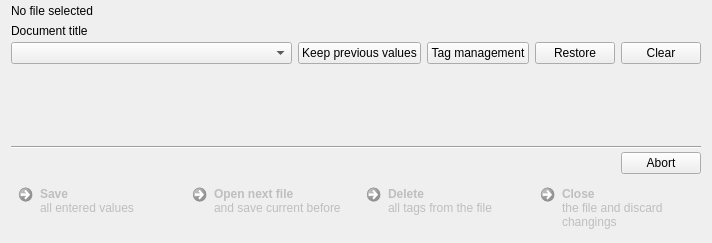
Before: the Qt Designer form gui/tageditorwidget.ui in Martchus/tageditor, drawn with Qt 5.
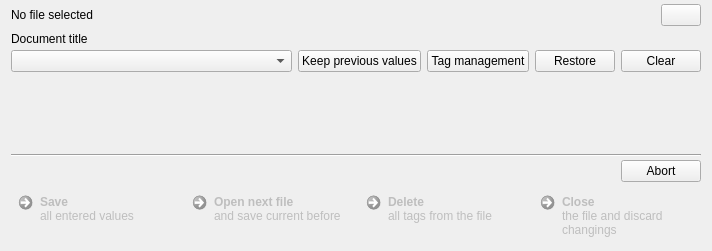
After: the same form once the commit is applied. Icons and pictures are not drawn. Custom widgets are drawn as their Qt base class.

Commit message: Allow renaming currently opened file in GUI

What changed in the file:
```diff
--- a/gui/tageditorwidget.ui
+++ b/gui/tageditorwidget.ui
@@ -16,6 +16,8 @@
     <number>4</number>
    </property>
    <item>
+    <layout class="QHBoxLayout" name="fileNameHorizontalLayout">
+     <item>
     <widget class="QLabel" name="fileNameLabel">
      <property name="acceptDrops">
       <bool>true</bool>
@@ -24,6 +26,32 @@
       <string>No file selected</string>
      </property>
     </widget>
+     </item>
+     <item>
+      <spacer name="horizontalSpacer">
+       <property name="orientation">
+        <enum>Qt::Horizontal</enum>
+       </property>
+       <property name="sizeHint" stdset="0">
+        <size>
+         <width>40</width>
+         <height>20</height>
+        </size>
+       </property>
+      </spacer>
+     </item>
+     <item>
+      <widget class="QPushButton" name="renamePushButton">
+       <property name="toolTip">
+        <string>Rename file</string>
+       </property>
+       <property name="icon">
+        <iconset theme="edit-rename">
+         <normaloff>.</normaloff>.</iconset>
+       </property>
+      </widget>
+     </item>
+    </layout>
    </item>
    <item>
     <widget class="NotificationLabel" name="parsingNotificationWidget" native="true">
```
Lines whose indentation alone changed are shown as unchanged. The commit also changes 3 other files.
